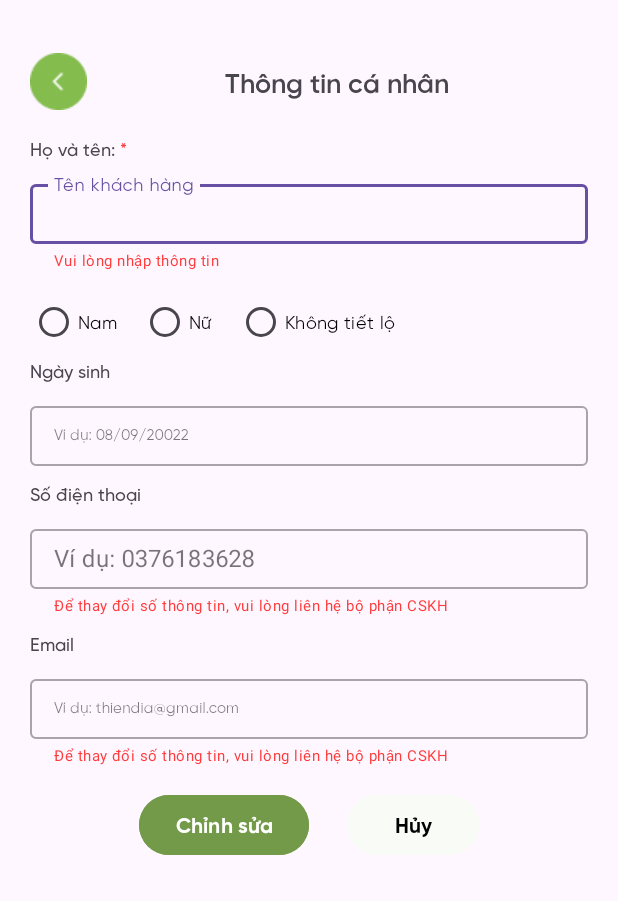
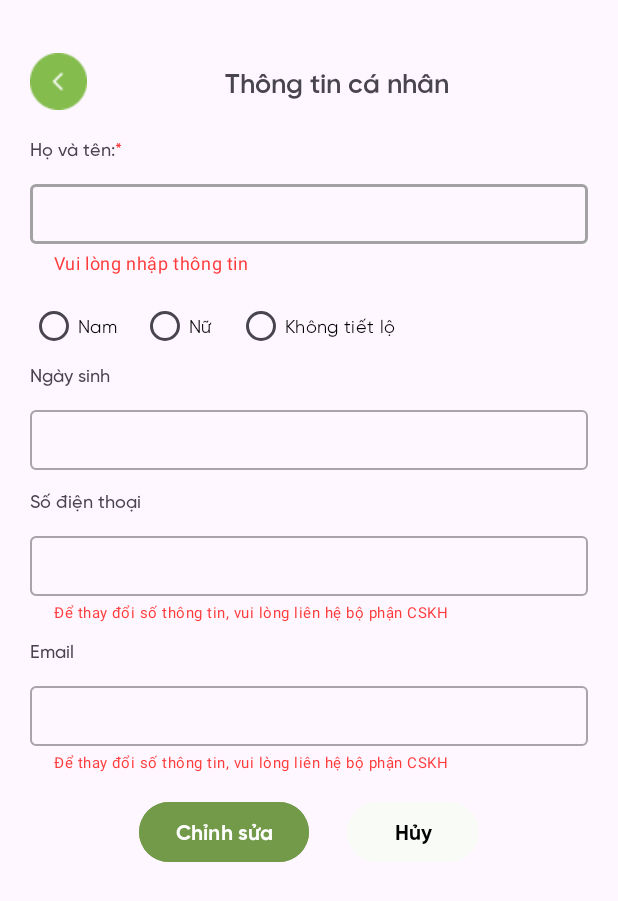
Before and after one commit to phuonghthu/MCommerce-OriYoung-App, an Android app: the UserInfoDetail screen opened directly, with no data from a screen before it, on a phone screen of 412 x 824 dp. Shown: the top 901 px of the screen. Run offline under Robolectric (Android 15) with nearby library versions, the phone set to English and light mode, and no system bars.

Commit message:
chinh sua mot so thong tin

```diff
--- a/app/build.gradle.kts
+++ b/app/build.gradle.kts
@@ -45,4 +45,6 @@ dependencies {
     testImplementation(libs.junit)
     androidTestImplementation(libs.ext.junit)
     androidTestImplementation(libs.espresso.core)
+
+
 }
--- a/app/src/main/java/com/group6/oriyoung/UserInfoEdtail.java
+++ b/app/src/main/java/com/group6/oriyoung/UserInfoDetail.java
@@ -4,13 +4,10 @@ import android.os.Bundle;
 
 import androidx.activity.EdgeToEdge;
 import androidx.appcompat.app.AppCompatActivity;
-import androidx.core.graphics.Insets;
-import androidx.core.view.ViewCompat;
-import androidx.core.view.WindowInsetsCompat;
 
 import com.group6.oriyoung.databinding.ActivityUserInfoEdtailBinding;
 
-public class UserInfoEdtail extends AppCompatActivity {
+public class UserInfoDetail extends AppCompatActivity {
     ActivityUserInfoEdtailBinding binding;
     @Override
     protected void onCreate(Bundle savedInstanceState) {
--- a/app/src/main/java/com/group6/oriyoung/UserInformation.java
+++ b/app/src/main/java/com/group6/oriyoung/UserInformation.java
@@ -6,9 +6,6 @@ import android.view.View;
 
 import androidx.activity.EdgeToEdge;
 import androidx.appcompat.app.AppCompatActivity;
-import androidx.core.graphics.Insets;
-import androidx.core.view.ViewCompat;
-import androidx.core.view.WindowInsetsCompat;
 
 import com.group6.oriyoung.databinding.ActivityUserInformationBinding;
 
@@ -28,7 +25,7 @@ public class UserInformation extends AppCompatActivity {
         binding.btnEdit.setOnClickListener(new View.OnClickListener() {
             @Override
             public void onClick(View v) {
-                Intent intent = new Intent(UserInformation.this, UserInfoEdtail.class);
+                Intent intent = new Intent(UserInformation.this, UserInfoDetail.class);
                 startActivity(intent);
             }
         });
--- a/app/src/main/res/layout/activity_user_info_edtail.xml
+++ b/app/src/main/res/layout/activity_user_info_edtail.xml
@@ -12,12 +12,13 @@
         android:layout_width="match_parent"
         android:layout_height="wrap_content"
         android:layout_marginBottom="20dp"
-        android:orientation="horizontal">
+        android:orientation="horizontal"
+        tools:ignore="MissingConstraints">
         <ImageView
             android:id="@+id/btnBack"
             android:layout_width="wrap_content"
             android:layout_height="wrap_content"
-            android:src="@drawable/backicon"
+            android:src="@drawable/ic_back"
             android:layout_gravity="start"/>
 
         <TextView
@@ -25,14 +26,16 @@
             android:layout_width="match_parent"
             android:layout_height="wrap_content"
             android:fontFamily="@font/gilroy_semibold"
-            android:text="Thông tin cá nhân"
-            android:textSize="18dp"
+            android:text="@string/UserInfo"
+            android:textSize="18sp"
             android:layout_gravity="center"
             android:gravity="center"/>
     </LinearLayout>
     <ScrollView
         android:layout_width="match_parent"
-        android:layout_height="wrap_content">
+        android:layout_height="wrap_content"
+        android:layout_marginBottom="45dp"
+        tools:ignore="MissingConstraints">
         <LinearLayout
             android:layout_width="match_parent"
             android:layout_height="wrap_content"
@@ -48,14 +51,14 @@
                     android:layout_width="wrap_content"
                     android:layout_height="wrap_content"
                     android:fontFamily="@font/gilroy_medium"
-                    android:text="Họ và tên: "
-                    android:textSize="12dp"
+                    android:text="@string/infoDetail_fullName"
+                    android:textSize="12sp"
                     tools:ignore="TextSizeCheck" />
                 <TextView
                     android:layout_width="wrap_content"
                     android:layout_height="wrap_content"
                     android:fontFamily="@font/gilroy_medium"
-                    android:text="*"
+                    android:text="@string/sign"
                     android:textColor="@color/error"
                     android:textSize="12dp"
                     tools:ignore="TextSizeCheck" />
@@ -65,7 +68,7 @@
                 android:layout_height="wrap_content"
                 app:helperText="Vui lòng nhập thông tin"
                 app:helperTextTextColor="@color/error"
-                app:helperTextTextAppearance="@style/HelperTextAppearance"
+                app:boxStrokeColor="@color/editext"
                 app:endIconMode="clear_text"
                 android:layout_marginTop="10dp"
                 style="@style/Widget.MaterialComponents.TextInputLayout.OutlinedBox">
@@ -73,8 +76,7 @@
                     android:layout_width="match_parent"
                     android:layout_height="40dp"
                     android:fontFamily="@font/gilroy_regular"
-                    android:hint="Tên khách hàng"
-                    android:textSize="10dp"/>
+                    android:textSize="10sp"/>
             </com.google.android.material.textfield.TextInputLayout>
             <RadioGroup
                 android:layout_width="wrap_content"
@@ -91,7 +93,7 @@
                     android:textColor="@color/black"
                     android:fontFamily="@font/gilroy_regular"
                     android:layout_marginEnd="16dp"
-                    android:text="Nam" />
+                    android:text="@string/infoDetail_txtRadioMale" />
                 <RadioButton
                     android:id="@+id/radio_button2"
                     android:layout_width="wrap_content"
@@ -100,7 +102,7 @@
                     android:textColor="@color/black"
                     android:fontFamily="@font/gilroy_regular"
                     android:layout_marginEnd="16dp"
-                    android:text="Nữ" />
+                    android:text="@string/infoDetail_txtRadioFemale" />
                 <RadioButton
                     android:id="@+id/radio_button3"
                     android:layout_width="wrap_content"
@@ -108,7 +110,7 @@
                     android:textSize="12dp"
                     android:textColor="@color/black"
                     android:fontFamily="@font/gilroy_regular"
-                    android:text="Không tiết lộ" />
+                    android:text="@string/infoDetail_radioSecret" />
             </RadioGroup>
             <TextView
 
@@ -116,7 +118,7 @@
 
                 android:layout_height="wrap_content"
                 android:fontFamily="@font/gilroy_medium"
-                android:text="Ngày sinh "
+                android:text="@string/infoDetail_birth"
                 android:textSize="12dp"
                 tools:ignore="TextSizeCheck" />
             <com.google.android.material.textfield.TextInputLayout
@@ -129,15 +131,14 @@
                     android:layout_width="match_parent"
                     android:layout_height="40dp"
                     android:fontFamily="@font/gilroy_regular"
-                    android:hint="Ví dụ: 08/09/20022"
-                    android:textSize="10dp"/>
+                    android:textSize="12dp"/>
             </com.google.android.material.textfield.TextInputLayout>
             <TextView
                 android:layout_width="wrap_content"
                 android:layout_height="wrap_content"
                 android:fontFamily="@font/gilroy_medium"
-                android:layout_marginTop="10dp"
-                android:text="Số điện thoại "
+                android:layout_marginTop="12dp"
+                android:text="@string/infoDetail_phone"
                 android:textSize="12dp"
                 tools:ignore="TextSizeCheck" />
             <com.google.android.material.textfield.TextInputLayout
@@ -151,14 +152,13 @@
                 style="@style/Widget.MaterialComponents.TextInputLayout.OutlinedBox">
                 <com.google.android.material.textfield.TextInputEditText
                     android:layout_width="match_parent"
-                    android:layout_height="40dp"
-                    android:hint="Ví dụ: 0376183628"/>
+                    android:layout_height="40dp"/>
             </com.google.android.material.textfield.TextInputLayout>
             <TextView
                 android:layout_width="wrap_content"
                 android:layout_height="wrap_content"
                 android:fontFamily="@font/gilroy_medium"
-                android:text="Email"
+                android:text="@string/infoDetail_email"
                 android:layout_marginTop="10dp"
                 android:textSize="12dp"
                 tools:ignore="TextSizeCheck" />
@@ -175,8 +175,7 @@
                     android:layout_width="match_parent"
                     android:layout_height="40dp"
                     android:fontFamily="@font/gilroy_regular"
-                    android:hint="Ví dụ: thiendia@gmail.com"
-                    android:textSize="10dp"/>
+                    android:textSize="12dp"/>
             </com.google.android.material.textfield.TextInputLayout>
             <LinearLayout
                 android:layout_width="match_parent"
@@ -192,7 +191,7 @@
                     android:layout_marginBottom="15dp"
                     android:backgroundTint="@color/primarydarker"
                     android:fontFamily="@font/gilroy_bold"
-                    android:text="Chỉnh sửa"
+                    android:text="@string/infoDetail_btnEdit"
                     android:textSize="14dp"
                     tools:ignore="TextSizeCheck"
                     android:layout_marginRight="25dp"/>
@@ -203,7 +202,7 @@
                     android:layout_marginTop="15dp"
                     android:backgroundTint="@color/primarybackground"
                     android:fontFamily="@font/gilroy_bold"
-                    android:text="Hủy"
+                    android:text="@string/infoDetail_btnCancel"
                     android:textSize="14dp"
                     android:layout_marginBottom="15dp"
                     android:textColor="@color/black"
--- a/app/src/main/res/values/strings.xml
+++ b/app/src/main/res/values/strings.xml
@@ -12,6 +12,36 @@
     <string name="onboard2_subtitle">Mua sắm mọi lúc, mọi nơi. Xem trước sản phẩm yêu thích và được thông báo các sự kiện đặc biệt.</string>
     <string name="onboard3_title">Miễn phí giao hàng toàn quốc</string>
     <string name="onboard3_subtitle">Áp dụng cho đơn hàng từ 89.000đ</string>
+    <string name="UserInfo">Thông tin cá nhân</string>
+    <string name="infoDetail_fullName">Họ và tên:</string>
+    <string name="sign">*</string>
+    <string name="infoDetail_txtRadioFemale">Nữ</string>
+    <string name="infoDetail_txtRadioMale">Nam</string>
+    <string name="infoDetail_radioSecret">Không tiết lộ</string>
+    <string name="infoDetail_phone">Số điện thoại</string>
+    <string name="infoDetail_email">Email</string>
+    <string name="infoDetail_btnEdit">Chỉnh sửa</string>
+    <string name="infoDetail_btnCancel">Hủy</string>
+    <string name="Info_fullname">Họ và tên:</string>
+    <string name="Info_nameDetail">Nguyen Van A</string>
+    <string name="Info_gender">Giới tinh</string>
+    <string name="Info_GenderDetail">Nữ</string>
+    <string name="Info_emailDetail">ue.edu @gmai.com</string>
+    <string name="Info_Email">Địa chỉ email</string>
+    <string name="Info_btnEdit">Chỉnh sửa</string>
+    <string name="Info_birthDetail">09/04/1780</string>
+    <string name="Info_birth">Ngày sinh</string>
+    <string name="infoDetail_birth">Ngày sinh</string>
+    <string name="cart_txtTitle">Giỏ hàng</string>
+    <string name="cart_orderInfo">Thông tin đơn hàng</string>
+    <string name="cart_apply">Áp dụng</string>
+    <string name="cart_tempTotal">Tạm tính</string>
+    <string name="cart_tempTotalDetail">1.000.000</string>
+    <string name="cart_discount">Khuyến mãi</string>
+    <string name="cart_discountDetail">30.000</string>
+    <string name="cart_total">Tổng thanh toán</string>
+    <string name="cart_totalDetail">1.000.000</string>
+    <string name="cart_checkout">Thanh toán</string>
     <!-- TODO: Remove or change this placeholder text -->
     <style name="HelperTextAppearance" parent="TextAppearance.MaterialComponents.Caption">
         <item name="android:textSize">10dp</item>
--- a/app/src/main/res/values/themes.xml
+++ b/app/src/main/res/values/themes.xml
@@ -4,6 +4,6 @@
         <!-- Customize your light theme here. -->
         <!-- <item name="colorPrimary">@color/my_light_primary</item> -->
     </style>
-
+k
     <style name="Theme.Oriyoung" parent="Base.Theme.Oriyoung" />
 </resources>
```
Also changed, not shown: app/src/main/AndroidManifest.xml (+5 -6 lines), app/src/main/java/com/group6/oriyoung/Cart.java (+11 -20 lines), app/src/main/res/layout/activity_cart.xml (+16 -15 lines), app/src/main/res/layout/activity_user_information.xml (+10 -10 lines), app/src/main/res/layout/item_cart.xml (+7 -4 lines), app/src/main/res/drawable/ic_apply_voucher.png (renamed from app/src/main/res/drawable/apply_voucher.png), app/src/main/res/drawable/ic_back.png (renamed from app/src/main/res/drawable/backicon.png), app/src/main/res/drawable/ic_delete_swipe.png (renamed from app/src/main/res/drawable/icon_delete.png), app/src/main/res/drawable/img_product.jpg (renamed from app/src/main/res/drawable/product.jpg).
